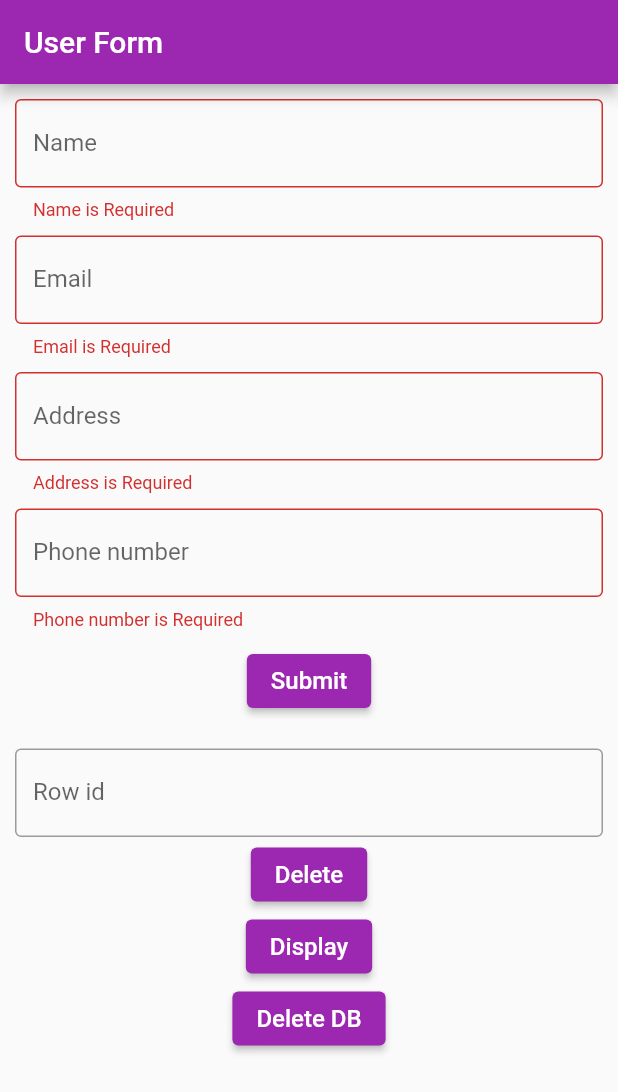
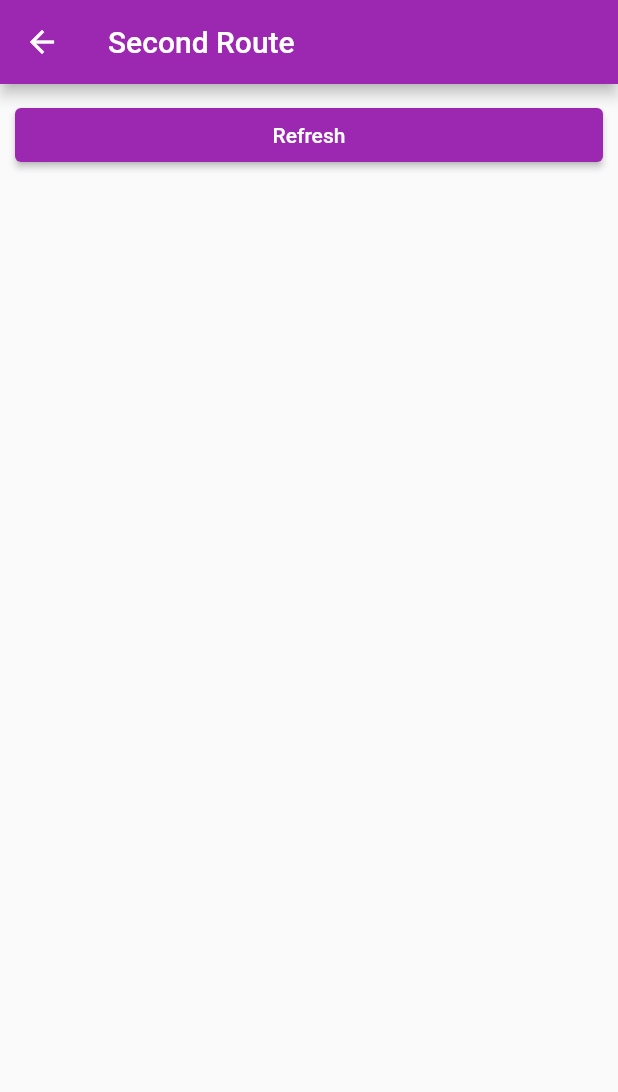
Before and after one commit to suburbanbourbon/simple-flutter-app, a Flutter app: the screen it shows after launch, after a tap on "Submit", after a tap on "Display", on a phone screen of 412 x 824 dp. Shown: the top 1092 px of the screen. Run offline on Flutter 3.47's test engine with Material 2 defaults, Android fonts, the phone set to English and light mode, and no system bars; our stand-ins replace sqflite; accounts and stored records are empty.

Commit message:
Completed Display button

```diff
--- a/lib/database_helper.dart
+++ b/lib/database_helper.dart
@@ -4,15 +4,15 @@ import 'package:sqflite/sqflite.dart';
 import 'package:path/path.dart';
 
 class DatabaseHelper {
-  static final _dbName = 'myDB.db';
-  static final _dbVersion = 1;
-  static final _tableName = 'myTable';
+  static const _dbName = 'myDB.db';
+  static const _dbVersion = 1;
+  static const _tableName = 'myTable';
 
-  static final columnId = '_id';
-  static final columnName = 'name';
-  static final columnEmail = 'email';
-  static final columnAddress = 'address';
-  static final columnPhone = 'phone';
+  static const columnId = '_id';
+  static const columnName = 'name';
+  static const columnEmail = 'email';
+  static const columnAddress = 'address';
+  static const columnPhone = 'phone';
 
   DatabaseHelper._privateConstructor();
   static final DatabaseHelper instance = DatabaseHelper._privateConstructor();
@@ -74,9 +74,9 @@ class DatabaseHelper {
         databaseDeleted = false;
       });
     } on DatabaseException catch (error) {
-      print(error);
+      //print(error);
     } catch (error) {
-      print(error);
+      //print(error);
     }
 
     return databaseDeleted;
--- a/lib/form_screen.dart
+++ b/lib/form_screen.dart
@@ -1,7 +1,10 @@
 import 'package:flutter/material.dart';
 import 'package:simple_flutter_app/database_helper.dart';
+import 'package:simple_flutter_app/test.dart';
 
 class FormScreen extends StatefulWidget {
+  const FormScreen({Key? key}) : super(key: key);
+
   @override
   State<StatefulWidget> createState() {
     return FormScreenState();
@@ -13,13 +16,18 @@ class FormScreenState extends State<FormScreen> {
   String? _email;
   String? _address;
   String? _phoneNumber;
-  TextEditingController _delidController = TextEditingController();
+  final TextEditingController _delidController = TextEditingController();
+  final TextEditingController _nameController = TextEditingController();
+  final TextEditingController _emailController = TextEditingController();
+  final TextEditingController _addressController = TextEditingController();
+  final TextEditingController _phoneController = TextEditingController();
 
   final GlobalKey<FormState> _formKey = GlobalKey<FormState>();
 
   Widget _buildName() {
     return TextFormField(
-      decoration: InputDecoration(
+      controller: _nameController,
+      decoration: const InputDecoration(
         labelText: 'Name',
         border: OutlineInputBorder(),
       ),
@@ -32,13 +40,17 @@ class FormScreenState extends State<FormScreen> {
       },
       onSaved: (String? value) {
         _name = value!;
+        setState(() {
+          _nameController.clear();
+        });
       },
     );
   }
 
   Widget _buildEmail() {
     return TextFormField(
-      decoration: InputDecoration(
+      controller: _emailController,
+      decoration: const InputDecoration(
         labelText: 'Email',
         border: OutlineInputBorder(),
       ),
@@ -58,13 +70,17 @@ class FormScreenState extends State<FormScreen> {
       },
       onSaved: (String? value) {
         _email = value!;
+        setState(() {
+          _emailController.clear();
+        });
       },
     );
   }
 
   Widget _buildAdd() {
     return TextFormField(
-      decoration: InputDecoration(
+      controller: _addressController,
+      decoration: const InputDecoration(
         labelText: 'Address',
         border: OutlineInputBorder(),
       ),
@@ -78,13 +94,17 @@ class FormScreenState extends State<FormScreen> {
       },
       onSaved: (String? value) {
         _address = value!;
+        setState(() {
+          _addressController.clear();
+        });
       },
     );
   }
 
   Widget _buildPhoneNumber() {
     return TextFormField(
-      decoration: InputDecoration(
+      controller: _phoneController,
+      decoration: const InputDecoration(
         labelText: 'Phone number',
         border: OutlineInputBorder(),
       ),
@@ -101,6 +121,9 @@ class FormScreenState extends State<FormScreen> {
       },
       onSaved: (String? value) {
         _phoneNumber = value!;
+        setState(() {
+          _phoneController.clear();
+        });
       },
     );
   }
@@ -108,7 +131,7 @@ class FormScreenState extends State<FormScreen> {
   Widget _buildDeleteRecord() {
     return TextFormField(
       controller: _delidController,
-      decoration: InputDecoration(
+      decoration: const InputDecoration(
         labelText: 'Row id',
         border: OutlineInputBorder(),
       ),
@@ -119,27 +142,27 @@ class FormScreenState extends State<FormScreen> {
   @override
   Widget build(BuildContext context) {
     return Scaffold(
-      appBar: AppBar(title: Text("User Form")),
+      appBar: AppBar(title: const Text("User Form")),
       body: SingleChildScrollView(
         child: Column(
           children: [
             Container(
-              margin: EdgeInsets.all(10),
+              margin: const EdgeInsets.all(10),
               child: Form(
                 key: _formKey,
                 child: Column(
                   mainAxisAlignment: MainAxisAlignment.center,
                   children: <Widget>[
                     _buildName(),
-                    SizedBox(height: 10),
+                    const SizedBox(height: 10),
                     _buildEmail(),
-                    SizedBox(height: 10),
+                    const SizedBox(height: 10),
                     _buildAdd(),
-                    SizedBox(height: 10),
+                    const SizedBox(height: 10),
                     _buildPhoneNumber(),
-                    SizedBox(height: 10),
+                    const SizedBox(height: 10),
                     ElevatedButton(
-                      child: Text(
+                      child: const Text(
                         'Submit',
                         style: TextStyle(
                           color: Colors.white,
@@ -159,8 +182,6 @@ class FormScreenState extends State<FormScreen> {
                           DatabaseHelper.columnAddress : _address,
                           DatabaseHelper.columnPhone : _phoneNumber,
                         });
-
-                        print('The inserted id is $i');
                       },
                     ),
                   ],
@@ -168,15 +189,15 @@ class FormScreenState extends State<FormScreen> {
               ),
             ),
             Container(
-              margin: EdgeInsets.all(10),
+              margin: const EdgeInsets.all(10),
               child: Column(
                 mainAxisAlignment: MainAxisAlignment.center,
                 children: <Widget>[
-                  SizedBox(height: 1),
+                  const SizedBox(height: 1),
                   _buildDeleteRecord(),
-                  SizedBox(height: 1),
+                  const SizedBox(height: 1),
                   ElevatedButton(
-                      child: Text(
+                      child: const Text(
                         'Delete',
                         style: TextStyle(
                           color: Colors.white,
@@ -186,11 +207,11 @@ class FormScreenState extends State<FormScreen> {
                       onPressed: () async {
                         int? _delid = int?.parse(_delidController.text);
                         int? i = await DatabaseHelper.instance.delete(_delid);
-                        print('Rows effected: $i');
+                        _delidController.clear();
                       },
                   ),
                   ElevatedButton(
-                      child: Text(
+                      child: const Text(
                         'Display',
                         style: TextStyle(
                           color: Colors.white,
@@ -199,11 +220,14 @@ class FormScreenState extends State<FormScreen> {
                       ),
                       onPressed: () async {
                         List<Map<String, dynamic>> queryRows = await DatabaseHelper.instance.queryAll();
-                        print(queryRows);
+                        Navigator.push(
+                          context,
+                          MaterialPageRoute(builder: (context) => SecondRoute(queryRows : queryRows)),
+                        );
                       },
                   ),
                   ElevatedButton(
-                      child: Text(
+                      child: const Text(
                         'Delete DB',
                         style: TextStyle(
                           color: Colors.white,
@@ -212,7 +236,6 @@ class FormScreenState extends State<FormScreen> {
                       ),
                       onPressed: () async {
                         bool value = await DatabaseHelper.instance.deleteDb();
-                        print(value);
                       },
                   ),
                 ],
--- a/lib/main.dart
+++ b/lib/main.dart
@@ -1,9 +1,11 @@
 import 'package:flutter/material.dart';
 import 'package:simple_flutter_app/form_screen.dart';
 
-void main() => runApp(MyApp());
+void main() => runApp(const MyApp());
 
 class MyApp extends StatelessWidget {
+  const MyApp({Key? key}) : super(key: key);
+
   @override
   Widget build(BuildContext context) {
     return MaterialApp(
@@ -12,38 +14,14 @@ class MyApp extends StatelessWidget {
       theme: ThemeData(
         primarySwatch: Colors.purple,
       ),
-      home: FormScreen(),
+      home: const FormScreen(),
     );
   }
 }
 
 // TODO: put all widgets in one file
-// TODO: make new screen for displaying db records
-// TODO: delete record
-// TODO: learn typecasting
-// ElevatedButton(
-//   child: Text(
-//     'Display',
-//     style: TextStyle(
-//       color: Colors.white,
-//       fontSize: 16
-//     ),
-//   ),
-//   onPressed: () async {
-//     List<Map<String, dynamic>> queryRows = await DatabaseHelper.instance.queryAll();
-//     print(queryRows);
-//   },
-// ),
-// ElevatedButton(
-//   child: Text(
-//     'Delete',
-//     style: TextStyle(
-//       color: Colors.white,
-//       fontSize: 16
-//     ),
-//   ),
-//   onPressed: () async {
-//     List<Map<String, dynamic>> queryRows = await DatabaseHelper.instance.queryAll();
-//     print(queryRows);
-//   },
-// ),
+// TODO: display message at the bottom after a certain operation
+// TODO: use unused variables
+// TODO: clear all fields after entering data
+// TODO: handle errors for delete record and show message
+// TODO: handle errors for various other fields
--- /dev/null
+++ b/lib/records.dart
@@ -0,0 +1,15 @@
+class Records {
+  int? id;
+  String? name;
+  String? email;
+  String? address;
+  String? phone;
+
+  Records.fromMap(Map<String, dynamic> map) {
+    id = map['_id'];
+    name = map['name'];
+    email = map['email'];
+    address = map['address'];
+    phone = map['phone'];
+  }
+}
--- /dev/null
+++ b/lib/test.dart
@@ -0,0 +1,71 @@
+import 'package:flutter/material.dart';
+import 'package:simple_flutter_app/records.dart';
+
+class SecondRoute extends StatefulWidget {
+
+  final List<Map<String, dynamic>>? queryRows;
+
+  const SecondRoute({Key? key, this.queryRows}) : super(key: key);
+
+  @override
+  State<SecondRoute> createState() => _SecondRouteState(queryRows);
+}
+
+class _SecondRouteState extends State<SecondRoute> {
+
+  List<Map<String, dynamic>>? queryRows;
+  _SecondRouteState(this.queryRows);
+
+  final List<Records> _records = [];
+
+  void _queryAll() async {
+    _records.clear();
+    queryRows?.forEach((row) => _records.add(Records.fromMap(row)));
+    setState(() {});
+  }
+
+  @override
+  Widget build(BuildContext context) {
+    return Scaffold(
+      appBar: AppBar(
+        title: const Text("Second Route"),
+      ),
+
+      body: SingleChildScrollView(
+        child: Column(
+          children: [
+            Container(
+              margin: const EdgeInsets.all(10),
+              child: ListView.builder(
+                scrollDirection: Axis.vertical,
+                shrinkWrap: true,
+                itemCount: _records.length + 1,
+                itemBuilder: (context, int index) {
+                  if (index == _records.length) {
+                    return ElevatedButton(
+                      child: const Text('Refresh'),
+                      onPressed: () {
+                        setState(() {
+                          _queryAll();
+                        });
+                      },
+                    );
+                  }
+                  return SizedBox(
+                    height: 40,
+                    child: Center(
+                      child: Text(
+                        '[${_records[index].id}] - ${_records[index].name} - ${_records[index].email} - ${_records[index].address} - ${_records[index].phone}',
+                        style: const TextStyle(fontSize: 18),
+                      ),
+                    ),
+                  );
+                },
+              )
+            ),
+          ],
+        ),
+      )
+    );
+  }
+}
```
Also changed, not shown: lib/widgets.dart (deleted).
